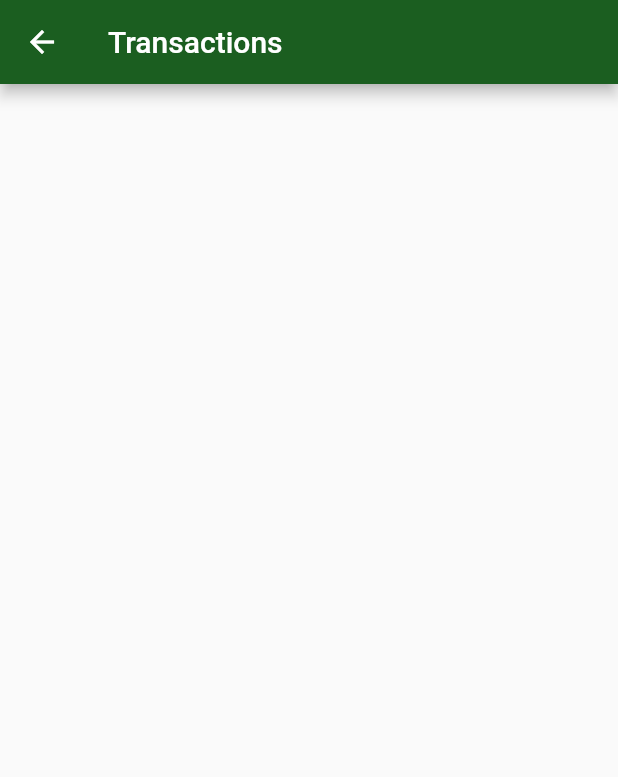
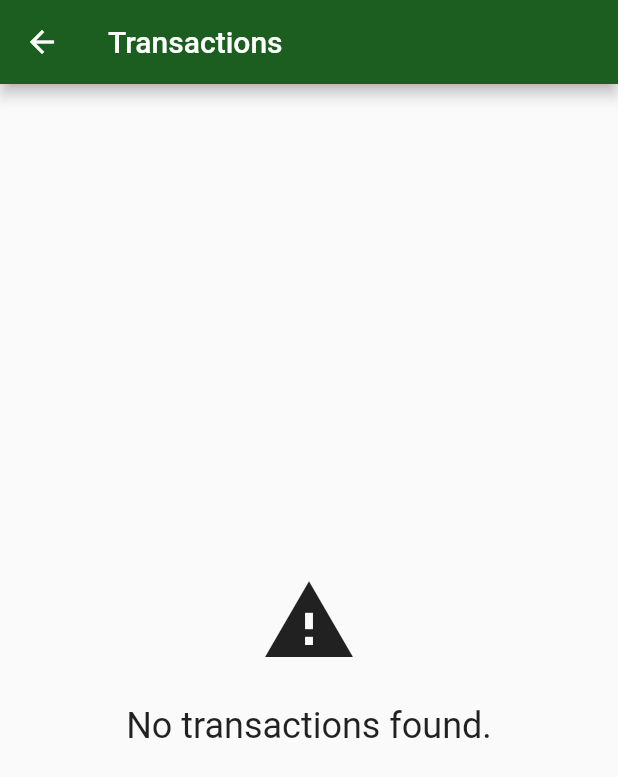
Before and after one commit to brunocheles/Alura, a Flutter app: the screen it shows after launch, after a tap on "Transaction Feed", on a phone screen of 412 x 824 dp. Shown: the top 777 px of the screen. Run offline on Flutter 3.47's test engine with Material 2 defaults, Android fonts, the phone set to English and light mode, and no system bars; our stand-ins replace sqflite; missing offline and left inert: http_interceptor; accounts and stored records are empty; statements that could not run were skipped.

Commit message:
Finalização curso
Finalização do segundo curso de flutter

```diff
--- a/Novo ByteBank/lib/Screens/transactions_list.dart
+++ b/Novo ByteBank/lib/Screens/transactions_list.dart
@@ -1,8 +1,12 @@
 import 'package:flutter/material.dart';
+import 'package:new_bytebank/components/centered_message.dart';
+import 'package:new_bytebank/components/progress.dart';
+import 'package:new_bytebank/http/webclients/transaction_webclient.dart';
 import 'package:new_bytebank/models/transaction.dart';
 
 class TransactionsList extends StatelessWidget {
-  final List<Transaction> transactions = [];
+
+  final TransactionWebClient _webClient = TransactionWebClient();
 
   @override
   Widget build(BuildContext context) {
@@ -10,7 +14,21 @@ class TransactionsList extends StatelessWidget {
       appBar: AppBar(
         title: Text('Transactions'),
       ),
-      body: ListView.builder(
+      body: FutureBuilder<List<Transaction>>(
+        future: _webClient.findAll(),
+        builder: (context, snapshot) {
+          switch (snapshot.connectionState) {
+            case ConnectionState.none:
+              return Progress();
+            case ConnectionState.waiting:
+              break;
+            case ConnectionState.active:
+              break;
+            case ConnectionState.done:
+              if (snapshot.hasData) {
+                final List<Transaction> transactions = snapshot.data as List<Transaction>;
+                if (transactions.isNotEmpty) {
+                  return ListView.builder(
                     itemBuilder: (context, index) {
                       final Transaction transaction = transactions[index];
                       return Card(
@@ -33,6 +51,16 @@ class TransactionsList extends StatelessWidget {
                       );
                     },
                     itemCount: transactions.length,
+                  );
+                }
+              }
+              return CenteredMessage(
+                'No transactions found.',
+                icon: Icons.warning,
+              );
+          }
+          return CenteredMessage('Unknown Error');
+        },
       ),
     );
   }
--- /dev/null
+++ b/Novo ByteBank/lib/components/centered_message.dart
@@ -0,0 +1,40 @@
+import 'package:flutter/material.dart';
+
+class CenteredMessage extends StatelessWidget {
+  final String message;
+  final IconData? icon;
+  final double iconSize;
+  final double fontSize;
+
+  CenteredMessage(
+    this.message, {
+    this.icon,
+    this.iconSize = 64,
+    this.fontSize = 24,
+  });
+
+  @override
+  Widget build(BuildContext context) {
+    return Center(
+        child: Column(
+      mainAxisAlignment: MainAxisAlignment.center,
+      crossAxisAlignment: CrossAxisAlignment.center,
+      children: [
+        Visibility(
+          child: Icon(
+            icon,
+            size: iconSize,
+          ),
+          visible: icon != null,
+        ),
+        Padding(
+          padding: const EdgeInsets.only(top: 24.0),
+          child: Text(
+            message,
+            style: TextStyle(fontSize: fontSize),
+          ),
+        )
+      ],
+    ));
+  }
+}
--- /dev/null
+++ b/Novo ByteBank/lib/http/webclient.dart
@@ -0,0 +1,9 @@
+import 'package:http/http.dart';
+import 'package:http_interceptor/http_interceptor.dart';
+import 'package:new_bytebank/http/interceptors/logging_interceptors.dart';
+
+final Client client = InterceptedClient.build(
+  interceptors: [LoggingInterceptor()],
+);
+
+const String baseUrl = 'http://192.168.18.64:8080/transactions';
--- /dev/null
+++ b/Novo ByteBank/lib/http/webclients/transaction_webclient.dart
@@ -0,0 +1,27 @@
+import 'dart:convert';
+
+import 'package:http/http.dart';
+import 'package:new_bytebank/http/webclient.dart';
+import 'package:new_bytebank/models/transaction.dart';
+
+class TransactionWebClient {
+  Future<List<Transaction>> findAll() async {
+    final Response response =
+        await client.get(Uri.parse(baseUrl)).timeout(Duration(seconds: 5));
+    final List<dynamic> decodedJson = jsonDecode(response.body);
+    return decodedJson.map((dynamic json) => Transaction.fromJson(json)).toList();
+  }
+
+  Future<Transaction> save(Transaction transaction) async {
+    final String transactionJson = jsonEncode(transaction.toJson());
+
+    final Response response = await client.post(Uri.parse(baseUrl),
+        headers: {
+          'Content-type': 'application/json',
+          'password': '1000',
+        },
+        body: transactionJson);
+
+    return Transaction.fromJson(jsonDecode(response.body));
+  }
+}
--- a/Novo ByteBank/lib/main.dart
+++ b/Novo ByteBank/lib/main.dart
@@ -1,4 +1,5 @@
 import 'package:flutter/material.dart';
+import 'package:new_bytebank/http/webclient.dart';
 import 'Screens/dashboard.dart';
 
 void main() {
--- a/Novo ByteBank/lib/models/contact.dart
+++ b/Novo ByteBank/lib/models/contact.dart
@@ -13,4 +13,15 @@ class Contact {
   String toString() {
     return 'Contact{id: $id,name: $name, accountNumber: $accountNumber}';
   }
+
+  Contact.fromJson(Map<String, dynamic> json) :
+      id = json['id'] ?? 0,
+      name = json['name'],
+      accountNumber = json['accountNumber'];
+
+  Map<String, dynamic> toJson() =>
+  {
+    'name' : name,
+    'accountNumber' : accountNumber,
+  };
 }
--- a/Novo ByteBank/lib/models/transaction.dart
+++ b/Novo ByteBank/lib/models/transaction.dart
@@ -9,6 +9,16 @@ class Transaction {
       this.contact,
       );
 
+  Transaction.fromJson(Map<String, dynamic> json) :
+      value = json['value'],
+      contact = Contact.fromJson(json['contact']);
+
+  Map<String, dynamic> toJson() =>
+      {
+        'value' : value,
+        'contact' : contact.toJson(),
+      };
+
   @override
   String toString() {
     return 'Transaction{value: $value, contact: $contact}';
--- a/Novo ByteBank/pubspec.yaml
+++ b/Novo ByteBank/pubspec.yaml
@@ -31,7 +31,8 @@ dependencies:
     sdk: flutter
   sqflite:
   path:
-
+  http:
+  http_interceptor: ^1.0.1
 
   # The following adds the Cupertino Icons font to your application.
   # Use with the CupertinoIcons class for iOS style icons.
```
Also changed, not shown: Novo ByteBank/lib/Screens/contacts_list.dart (+19 -9 lines), Novo ByteBank/lib/Screens/transaction_form.dart (added, +83 -0 lines), Novo ByteBank/lib/components/progress.dart (added, +19 -0 lines), Novo ByteBank/lib/http/interceptors/logging_interceptors.dart (added, +21 -0 lines), Novo ByteBank/pubspec.lock. Lines whose indentation alone changed are shown as unchanged.
